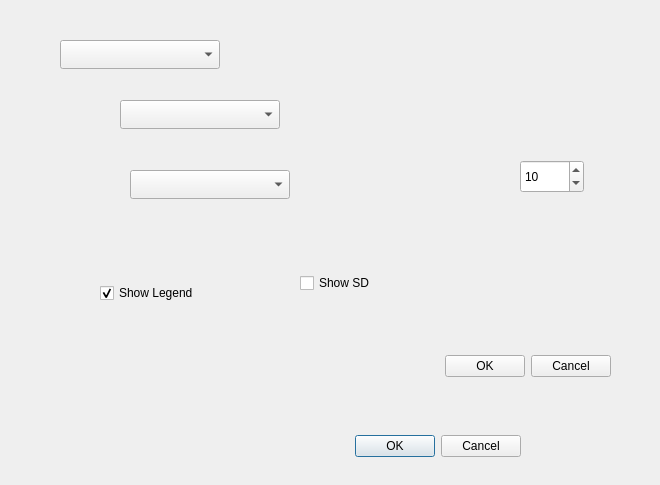
Above: ui/Bar.ui from lucacasagrande/DataPlot before the change. Below: the same form after it.
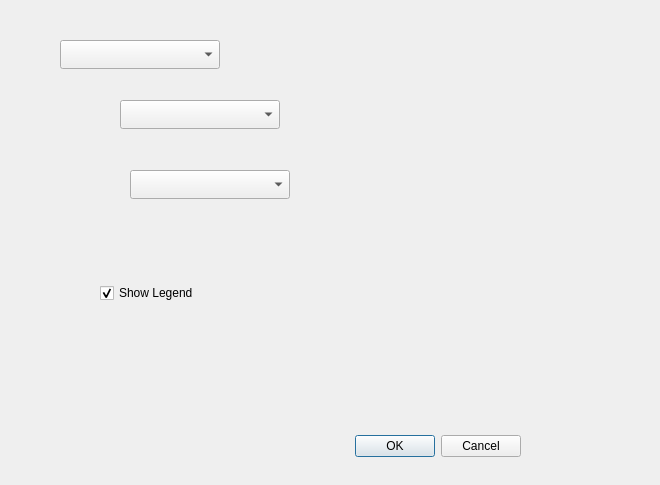
That is the form after the change. Custom widgets are drawn as their Qt base class.

The edit to the form file:
```diff
--- a/ui/Bar.ui
+++ b/ui/Bar.ui
@@ -29,38 +29,6 @@
     <set>QDialogButtonBox::Cancel|QDialogButtonBox::Ok</set>
    </property>
   </widget>
-  <widget class="QCheckBox" name="sdCheck">
-   <property name="geometry">
-    <rect>
-     <x>300</x>
-     <y>270</y>
-     <width>121</width>
-     <height>26</height>
-    </rect>
-   </property>
-   <property name="text">
-    <string>Show SD</string>
-   </property>
-   <property name="checked">
-    <bool>false</bool>
-   </property>
-  </widget>
-  <widget class="QSpinBox" name="Size">
-   <property name="geometry">
-    <rect>
-     <x>520</x>
-     <y>160</y>
-     <width>64</width>
-     <height>33</height>
-    </rect>
-   </property>
-   <property name="maximum">
-    <number>10000</number>
-   </property>
-   <property name="value">
-    <number>10</number>
-   </property>
-  </widget>
   <widget class="QgsFieldComboBox" name="Field2">
    <property name="geometry">
     <rect>
@@ -107,22 +75,6 @@
     </rect>
    </property>
   </widget>
-  <widget class="QDialogButtonBox" name="buttonBox_2">
-   <property name="geometry">
-    <rect>
-     <x>270</x>
-     <y>350</y>
-     <width>341</width>
-     <height>32</height>
-    </rect>
-   </property>
-   <property name="orientation">
-    <enum>Qt::Horizontal</enum>
-   </property>
-   <property name="standardButtons">
-    <set>QDialogButtonBox::Cancel|QDialogButtonBox::Ok</set>
-   </property>
-  </widget>
  </widget>
  <customwidgets>
   <customwidget>
```
Left out of the diff: 16 changed lines with no effect on the pictures.
